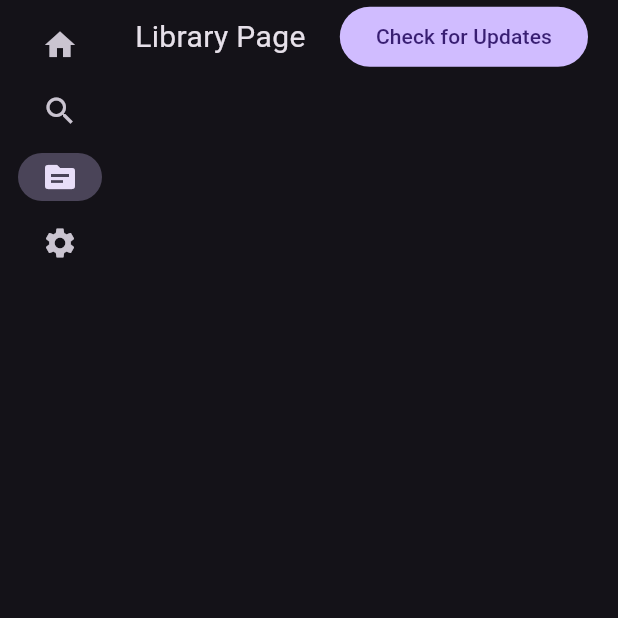
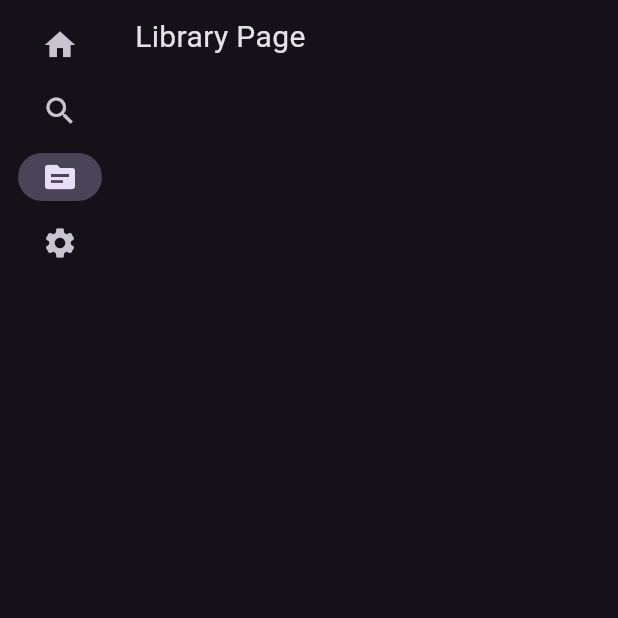
Before and after one commit to untold-titan/Bonelab-Mod-Manager, a Flutter app: the screen it shows after launch, after a tap on "Search", after a tap on "Library", on a phone screen of 412 x 824 dp, the top half of it. Run offline on Flutter 3.47's test engine with Material 2 defaults, Android fonts, the phone set to English and light mode, and no system bars; our stand-ins replace dio, file_picker; missing offline and left inert: window_manager; network calls fail.

Commit message:
Manager Version 1.0.0

```diff
--- a/lib/library_page.dart
+++ b/lib/library_page.dart
@@ -114,21 +114,21 @@ class _LibraryPageState extends State<LibraryPage> {
     return Column(
       crossAxisAlignment: CrossAxisAlignment.start,
       children: [
-        Row(
+        const Row(
           mainAxisAlignment: MainAxisAlignment.spaceBetween,
           children: [
-            const Padding(
+            Padding(
               padding: EdgeInsets.all(10.0),
               child: Text(
                 "Library Page",
                 style: TextStyle(fontSize: 20),
               ),
             ),
-            Padding(
-              padding: const EdgeInsets.only(right: 20.0),
-              child: FilledButton(
-                  onPressed: () {}, child: const Text("Check for Updates")),
-            )
+            // Padding(
+            //   padding: const EdgeInsets.only(right: 20.0),
+            //   child: FilledButton(
+            //       onPressed: () {}, child: const Text("Check for Updates")),
+            // )
           ],
         ),
         Expanded(
--- a/lib/mod_page.dart
+++ b/lib/mod_page.dart
@@ -91,7 +91,7 @@ class _ModPageState extends State<ModPage> {
     // Move it to the bonelab folder
     extractFileToDisk(file.path, tempDir.path);
     var extractedfolder = await tempDir.list().first;
-    var uuid = Uuid();
+    var uuid = const Uuid();
     mod.folderName = uuid.v4();
     mod.installedVersion = data["version"];
     (extractedfolder as Directory)
```
